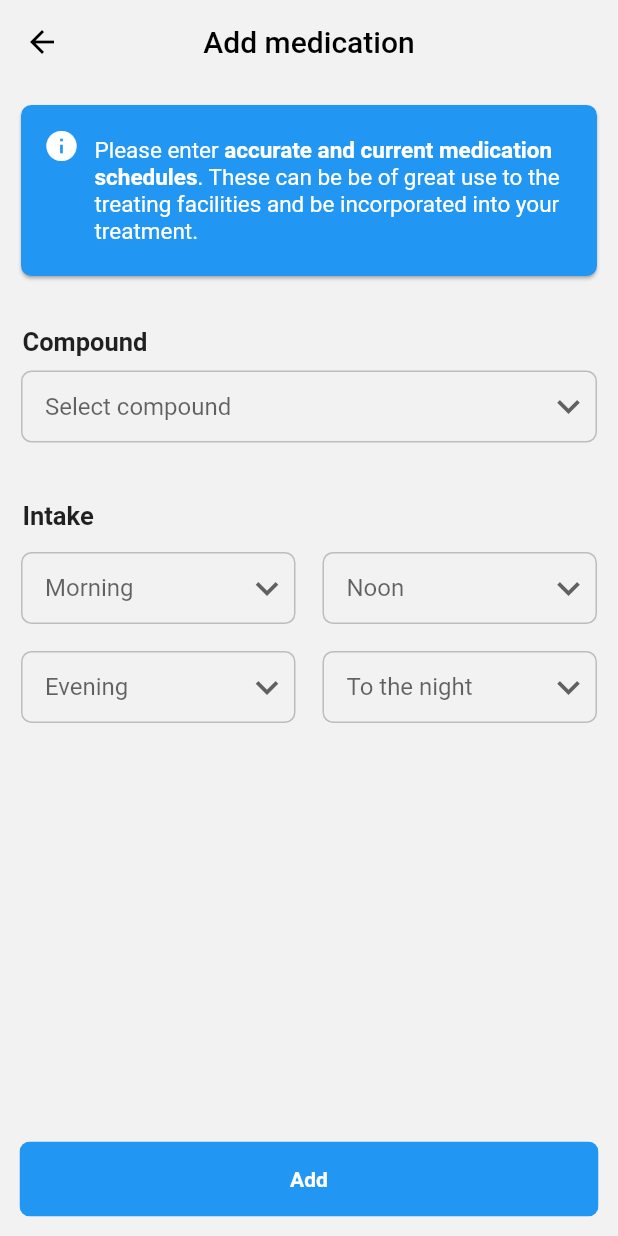
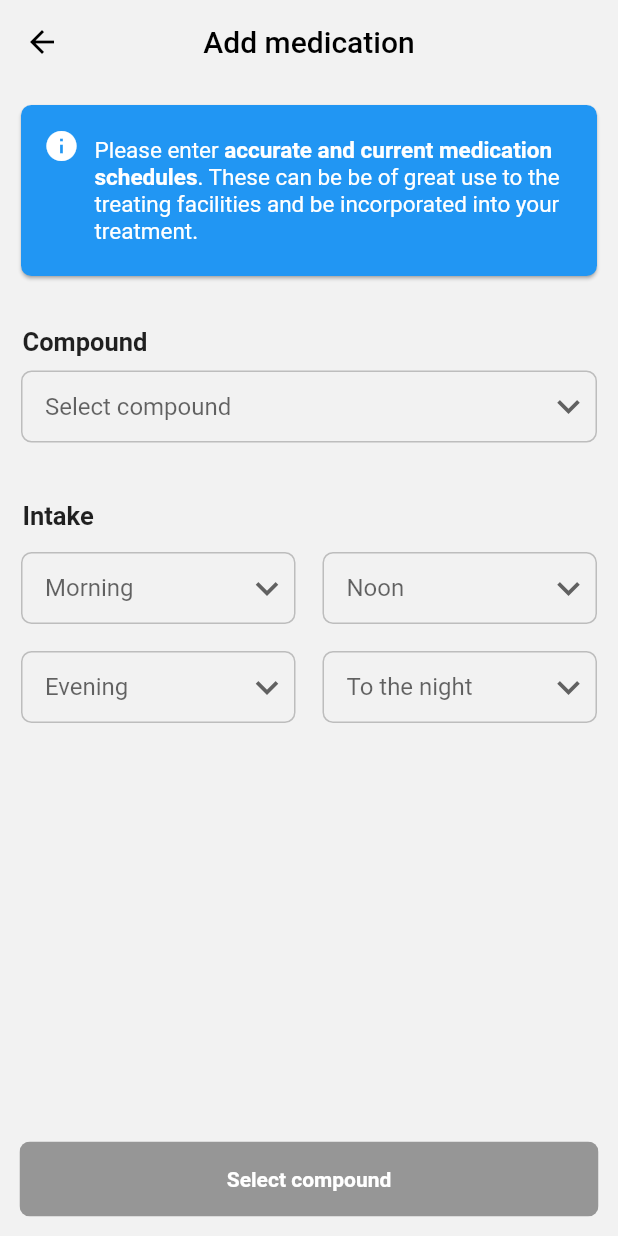
Before and after one commit to healthcare-it-solutions/picos, a Flutter app: the AddMedicationScreen screen opened by its route, on a phone screen of 412 x 824 dp. Run offline on Flutter 3.47's test engine with Material 2 defaults, Android fonts, the phone set to English and light mode, and no system bars; our stand-ins replace bloc, equatable, flutter_bloc; generated files the repository leaves out were written again.

Commit message:
Disable Button if no compound is selected.

```diff
--- a/lib/screens/add_medication_screen/add_medication_screen.dart
+++ b/lib/screens/add_medication_screen/add_medication_screen.dart
@@ -21,18 +21,16 @@ class AddMedicationScreen extends StatefulWidget {
 class _AddMedicationScreenState extends State<AddMedicationScreen> {
   /// The amount to take in the morning.
   String _morning = '0';
-
   /// The amount to take in the noon.
   String _noon = '0';
-
   /// The amount to take in the evening.
   String _evening = '0';
-
   /// The amount to take before night.
   String _night = '0';
-
   /// The compound to be taken.
   String? _compound;
+  /// Determines if you are able to add the medication.
+  bool _addDisabled = true;
 
   Expanded _createAmountSelect(
       EdgeInsets padding, String hint, String medicationTime) {
@@ -78,6 +76,12 @@ class _AddMedicationScreenState extends State<AddMedicationScreen> {
       top: 5,
     );
 
+    String addText = AppLocalizations.of(context)!.selectCompound;
+
+    if (!_addDisabled) {
+      addText = AppLocalizations.of(context)!.add;
+    }
+
     return BlocBuilder<MedicationsListBloc, MedicationsListState>(
       builder: (BuildContext context, MedicationsListState state) {
         return Container(
@@ -85,7 +89,8 @@ class _AddMedicationScreenState extends State<AddMedicationScreen> {
           child: SafeArea(
             child: Scaffold(
               bottomNavigationBar: PicosInkWellButton(
-                text: AppLocalizations.of(context)!.add,
+                disabled: _addDisabled,
+                text: addText,
                 onTap: () {
                   context
                       .read<MedicationsListBloc>()
@@ -163,6 +168,9 @@ class _AddMedicationScreenState extends State<AddMedicationScreen> {
                       child: PicosSelect(
                           callBackFunction: (String value) {
                             _compound = value;
+                            setState(() {
+                              _addDisabled = false;
+                            });
                           },
                           // Placeholder values to be changed.
                           selection: const <String>['Aspirin', 'Vitamin C'],
--- a/lib/widgets/picos_ink_well_button.dart
+++ b/lib/widgets/picos_ink_well_button.dart
@@ -3,7 +3,11 @@ import 'package:flutter/material.dart';
 /// A defined button with InkWell animation.
 class PicosInkWellButton extends StatelessWidget {
   /// Creates the PicosInkWellButton.
-  const PicosInkWellButton({required this.text, required this.onTap, Key? key})
+  const PicosInkWellButton(
+      {required this.text,
+      required this.onTap,
+      this.disabled = false,
+      Key? key})
       : super(key: key);
 
   /// The text shown on the button.
@@ -12,18 +16,28 @@ class PicosInkWellButton extends StatelessWidget {
   /// The function to execute on tap.
   final void Function() onTap;
 
+  /// Disables the button.
+  final bool disabled;
+
   @override
   Widget build(BuildContext context) {
     final BorderRadius buttonBorderRadius = BorderRadius.circular(7);
+    Color buttonColor = Theme.of(context).colorScheme.secondary;
+
+    if (disabled) {
+      buttonColor = Theme.of(context).disabledColor;
+    }
 
     return Padding(
       padding: const EdgeInsets.all(13),
       child: Material(
         color: Colors.transparent,
+        child: AbsorbPointer(
+          absorbing: disabled,
           child: Ink(
             decoration: BoxDecoration(
               borderRadius: buttonBorderRadius,
-            color: Theme.of(context).colorScheme.secondary,
+              color: buttonColor,
             ),
             child: InkWell(
               onTap: onTap,
@@ -41,6 +55,7 @@ class PicosInkWellButton extends StatelessWidget {
             ),
           ),
         ),
+      ),
     );
   }
 }
```
Lines whose indentation alone changed are shown as unchanged.
